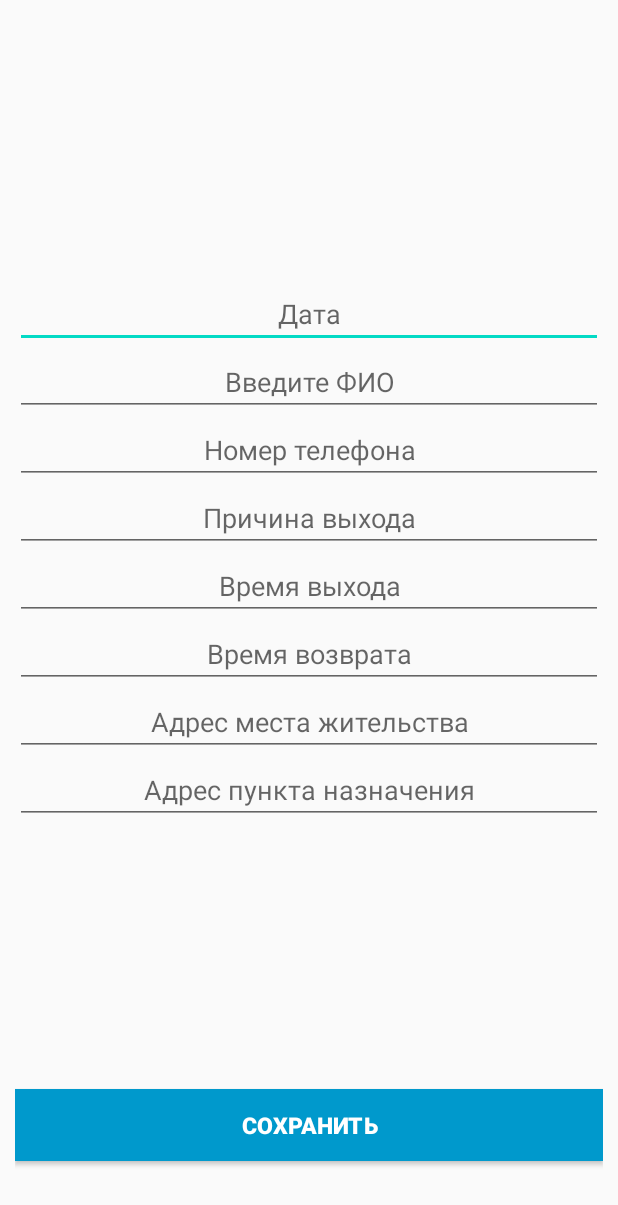
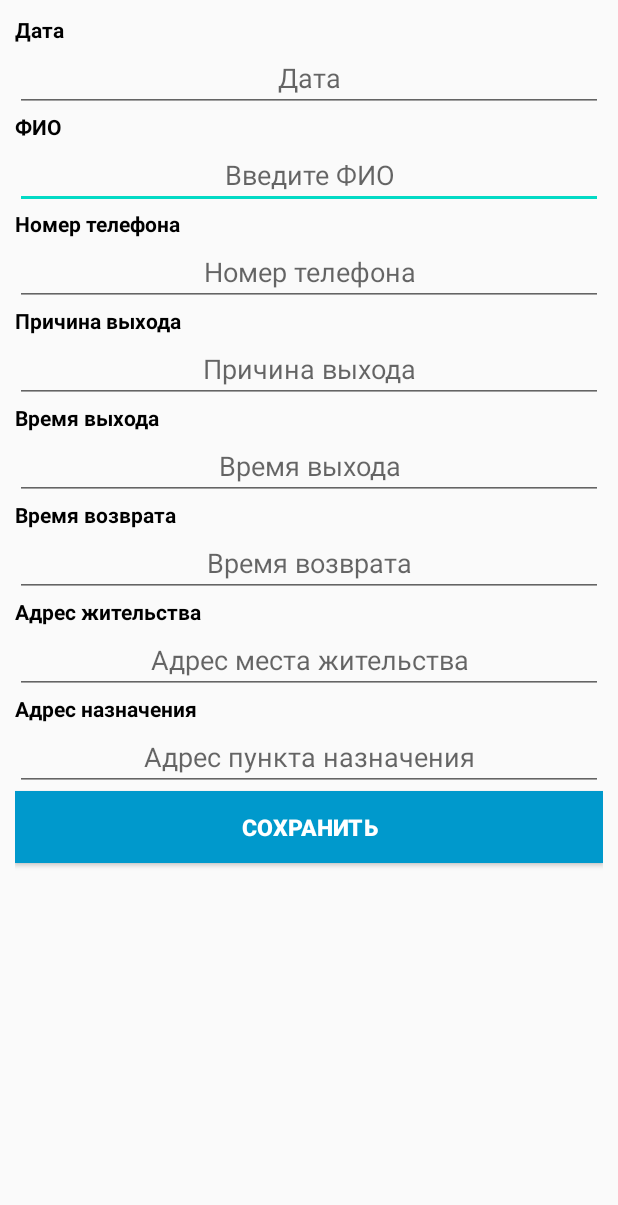
Before and after one commit to ViktorMorgachev/RouteList, an Android app: the layout route_list_fragment.xml on its own in the app's theme, with its tools: preview values and no code run, on a phone screen of 412 x 824 dp. Shown: the top 1205 px of the screen. Run offline under Robolectric (Android 15) with nearby library versions, the phone set to English and light mode, and no system bars.

Commit message:
осталось решить вопрос с вставкой и удалением новых элементов и удалением старых, и поправить немного отображение данных

```diff
--- a/app/src/main/java/com/sedi/routelist/commons/CommonExtentions.kt
+++ b/app/src/main/java/com/sedi/routelist/commons/CommonExtentions.kt
@@ -1,7 +1,8 @@
 package com.sedi.routelist.commons
 
 import android.os.AsyncTask
-import android.text.Editable
+import java.text.SimpleDateFormat
+import java.util.*
 
 fun asynkExecute(action: (() -> Unit)) {
     AsyncTask.execute {
@@ -10,3 +11,13 @@ fun asynkExecute(action: (() -> Unit)) {
         }.start()
     }
 }
+
+fun getCurrentDate(): String {
+    val sdf = SimpleDateFormat("dd.MM.yyyy", Locale.ROOT)
+    return sdf.format(Date())
+}
+
+fun getCurrentTime(): String {
+    val sdf = SimpleDateFormat("hh:mm", Locale.ROOT)
+    return sdf.format(Date())
+}
--- a/app/src/main/java/com/sedi/routelist/models/ExtraNames.java
+++ b/app/src/main/java/com/sedi/routelist/commons/ExtraNames.java
@@ -1,4 +1,4 @@
-package com.sedi.routelist.models;
+package com.sedi.routelist.commons;
 
 import androidx.annotation.StringDef;
 
--- a/app/src/main/java/com/sedi/routelist/models/Notice.kt
+++ b/app/src/main/java/com/sedi/routelist/models/Notice.kt
@@ -1,15 +1,17 @@
 package com.sedi.routelist.models
 
 import android.os.Parcelable
+import com.sedi.routelist.commons.getCurrentDate
+import com.sedi.routelist.commons.getCurrentTime
 import kotlinx.android.parcel.Parcelize
 
 @Parcelize
 data class Notice(
     var fio: String = "",
-    var date: String = "",
+    var date: String = getCurrentDate(),
     var phoneNumber: String = "",
     var reason: String = "",
-    var exitTime: String = "",
+    var exitTime: String = getCurrentTime(),
     var resetingTime: String = "",
     var residenceAdress: String = "",
     var destinationAdress: String = ""
--- a/app/src/main/java/com/sedi/routelist/ui/fragment/NoticeFragment.kt
+++ b/app/src/main/java/com/sedi/routelist/ui/fragment/NoticeFragment.kt
@@ -10,7 +10,7 @@ import com.sedi.routelist.R
 import com.sedi.routelist.commons.LOG_LEVEL
 import com.sedi.routelist.commons.log
 import com.sedi.routelist.databinding.RouteListFragmentBinding
-import com.sedi.routelist.models.ExtraNames
+import com.sedi.routelist.commons.ExtraNames
 import com.sedi.routelist.models.Notice
 import com.sedi.routelist.presenters.IClickListener
 import com.sedi.routelist.ui.MainActivity
--- a/app/src/main/res/layout/route_list_fragment.xml
+++ b/app/src/main/res/layout/route_list_fragment.xml
@@ -9,16 +9,24 @@
             type="com.sedi.routelist.models.Notice" />
     </data>
 
+    <ScrollView
+        android:layout_width="match_parent"
+        android:layout_height="match_parent"
+        android:padding="10dp">
+
         <LinearLayout
             android:layout_width="match_parent"
-        android:layout_height="match_parent"
-        android:orientation="vertical"
-        android:padding="10dp">
+            android:layout_height="wrap_content"
+            android:orientation="vertical">
 
-        <View
+
+            <TextView
                 android:layout_width="match_parent"
-            android:layout_height="0dp"
-            android:layout_weight="1" />
+                android:layout_height="wrap_content"
+                android:text="Дата"
+                android:textColor="@android:color/black"
+                android:textStyle="bold"
+                tools:ignore="HardcodedText" />
 
             <EditText
                 android:id="@+id/et_date"
@@ -26,9 +34,18 @@
                 android:layout_height="wrap_content"
                 android:gravity="center"
                 android:hint="Дата"
+                android:inputType="date"
                 android:paddingStart="5dp"
                 android:paddingEnd="5dp"
                 android:text="@{routeNotice.date}"
+                tools:ignore="HardcodedText" />
+
+            <TextView
+                android:layout_width="match_parent"
+                android:layout_height="wrap_content"
+                android:text="ФИО"
+                android:textColor="@android:color/black"
+                android:textStyle="bold"
                 tools:ignore="HardcodedText" />
 
             <EditText
@@ -42,15 +59,32 @@
                 android:text="@{routeNotice.fio}"
                 tools:ignore="HardcodedText" />
 
+            <TextView
+                android:layout_width="match_parent"
+                android:layout_height="wrap_content"
+                android:text="Номер телефона"
+                android:textColor="@android:color/black"
+                android:textStyle="bold"
+                tools:ignore="HardcodedText" />
+
             <EditText
                 android:id="@+id/et_phone"
                 android:layout_width="match_parent"
                 android:layout_height="wrap_content"
                 android:gravity="center"
                 android:hint="Номер телефона"
+                android:inputType="phone"
                 android:paddingStart="5dp"
                 android:paddingEnd="5dp"
                 android:text="@{routeNotice.phoneNumber}"
+                tools:ignore="HardcodedText" />
+
+            <TextView
+                android:layout_width="match_parent"
+                android:layout_height="wrap_content"
+                android:text="Причина выхода"
+                android:textColor="@android:color/black"
+                android:textStyle="bold"
                 tools:ignore="HardcodedText" />
 
             <EditText
@@ -64,15 +98,32 @@
                 android:text="@{routeNotice.reason}"
                 tools:ignore="HardcodedText" />
 
+            <TextView
+                android:layout_width="match_parent"
+                android:layout_height="wrap_content"
+                android:text="Время выхода"
+                android:textColor="@android:color/black"
+                android:textStyle="bold"
+                tools:ignore="HardcodedText" />
+
             <EditText
                 android:id="@+id/et_exit_time"
                 android:layout_width="match_parent"
                 android:layout_height="wrap_content"
                 android:gravity="center"
                 android:hint="Время выхода"
+                android:inputType="time"
                 android:paddingStart="5dp"
                 android:paddingEnd="5dp"
                 android:text="@{routeNotice.exitTime}"
+                tools:ignore="HardcodedText" />
+
+            <TextView
+                android:layout_width="match_parent"
+                android:layout_height="wrap_content"
+                android:text="Время возврата"
+                android:textColor="@android:color/black"
+                android:textStyle="bold"
                 tools:ignore="HardcodedText" />
 
             <EditText
@@ -81,9 +132,18 @@
                 android:layout_height="wrap_content"
                 android:gravity="center"
                 android:hint="Время возврата"
+                android:inputType="time"
                 android:paddingStart="5dp"
                 android:paddingEnd="5dp"
                 android:text="@{routeNotice.resetingTime}"
+                tools:ignore="HardcodedText" />
+
+            <TextView
+                android:layout_width="match_parent"
+                android:layout_height="wrap_content"
+                android:text="Адрес жительства"
+                android:textColor="@android:color/black"
+                android:textStyle="bold"
                 tools:ignore="HardcodedText" />
 
             <EditText
@@ -95,6 +155,14 @@
                 android:paddingStart="5dp"
                 android:paddingEnd="5dp"
                 android:text="@{routeNotice.residenceAdress}"
+                tools:ignore="HardcodedText" />
+
+            <TextView
+                android:layout_width="match_parent"
+                android:layout_height="wrap_content"
+                android:text="Адрес назначения"
+                android:textColor="@android:color/black"
+                android:textStyle="bold"
                 tools:ignore="HardcodedText" />
 
             <EditText
@@ -127,4 +195,7 @@
 
         </LinearLayout>
 
+    </ScrollView>
+
+
 </layout>
```
Lines whose indentation alone changed are shown as unchanged.
